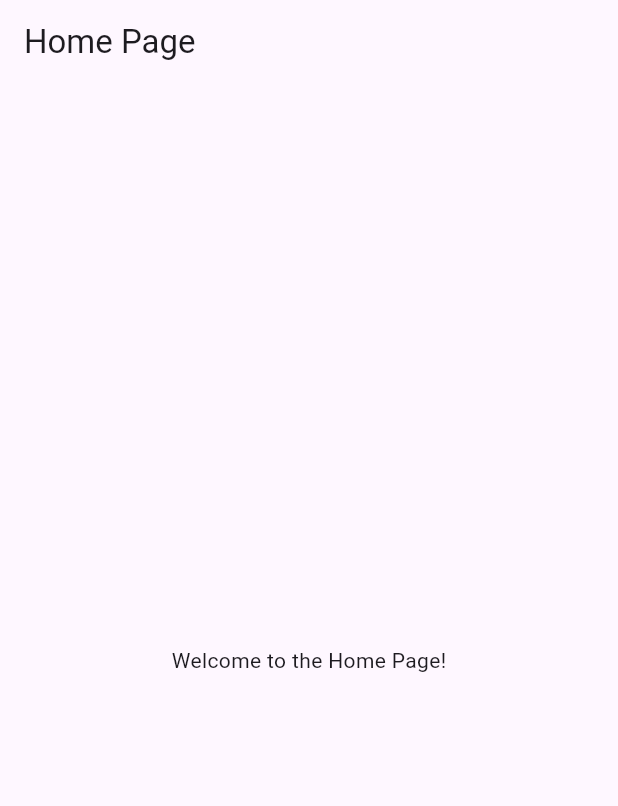
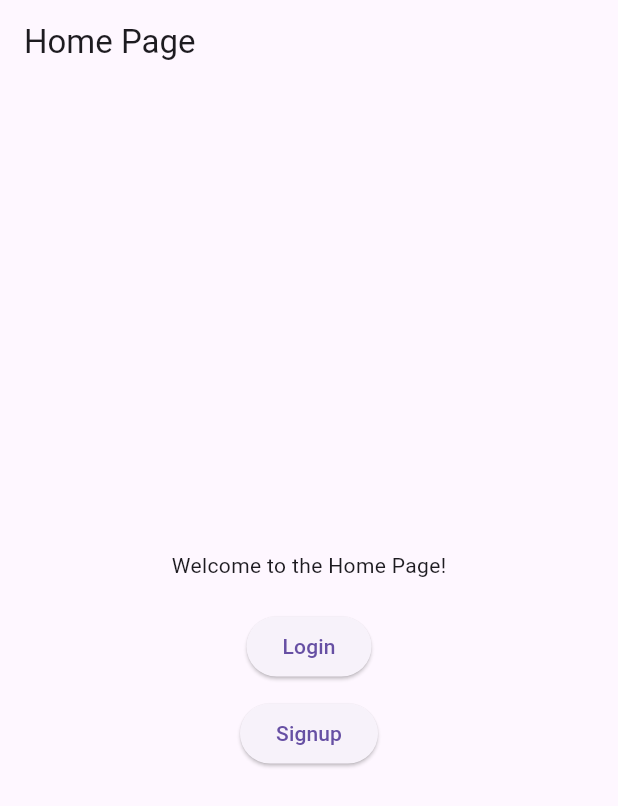
Before and after one commit to somanaga96/business, a Flutter app: the screen it shows after launch, on a phone screen of 412 x 824 dp. Shown: the top 806 px of the screen. Run offline on Flutter 3.47's test engine with Material 3 defaults, Android fonts, the light colour scheme and no system bars; our stand-ins replace cloud_firestore, firebase_core; accounts and stored records are empty.

Commit message:
home login/sigup added

```diff
--- a/lib/component/page/home.dart
+++ b/lib/component/page/home.dart
@@ -1,4 +1,6 @@
 import 'package:flutter/material.dart';
+
+import 'login.dart';
 
 class HomePage extends StatelessWidget {
   const HomePage({super.key});
@@ -7,7 +9,29 @@ class HomePage extends StatelessWidget {
   Widget build(BuildContext context) {
     return Scaffold(
       appBar: AppBar(title: const Text('Home Page')),
-      body: const Center(child: Text('Welcome to the Home Page!')),
+      body: Center(
+        child: Column(
+          mainAxisAlignment: MainAxisAlignment.center,
+          children: [
+            const Text('Welcome to the Home Page!'),
+            const SizedBox(height: 20),
+            ElevatedButton(
+              onPressed: () {
+                Navigator.pushReplacement(context,
+                    MaterialPageRoute(builder: (context) => const LoginPage()));
+              },
+              child: const Text('Login'),
+            ),
+            const SizedBox(height: 10),
+            ElevatedButton(
+              onPressed: () {
+                // Navigate to the signup page
+              },
+              child: const Text('Signup'),
+            ),
+          ],
+        ),
+      ),
     );
   }
 }
--- a/lib/component/page/login.dart
+++ b/lib/component/page/login.dart
@@ -1,3 +1,4 @@
+import 'package:business/component/page/business_home.dart';
 import 'package:cloud_firestore/cloud_firestore.dart';
 import 'package:flutter/material.dart';
 
@@ -31,7 +32,7 @@ class _LoginPageState extends State<LoginPage> {
             // Example: Navigate to another page
             Navigator.pushReplacement(
               context,
-              MaterialPageRoute(builder: (context) => HomePage()),
+              MaterialPageRoute(builder: (context) => const BusinessHome()),
             );
           } else {
             _showError('Invalid username or password');
@@ -75,7 +76,8 @@ class _LoginPageState extends State<LoginPage> {
               ),
               TextFormField(
                 controller: _passwordController,
-                decoration: const InputDecoration(border: OutlineInputBorder(),labelText: 'Password'),
+                decoration: const InputDecoration(
+                    border: OutlineInputBorder(), labelText: 'Password'),
                 obscureText: true,
                 validator: (value) {
                   if (value == null || value.isEmpty) {
--- a/lib/main.dart
+++ b/lib/main.dart
@@ -9,8 +9,6 @@ void main() async {
   runApp(const Home());
 }
 
-
-
 class Home extends StatelessWidget {
   const Home({super.key});
 
@@ -21,7 +19,6 @@ class Home extends StatelessWidget {
       theme: ThemeData(
         primarySwatch: Colors.blue,
       ),
-      // home: const LoginPage(),
       home: const HomePage(),
     );
   }
```
Also changed, not shown: lib/component/page/business_home.dart (added, +15 -0 lines).
